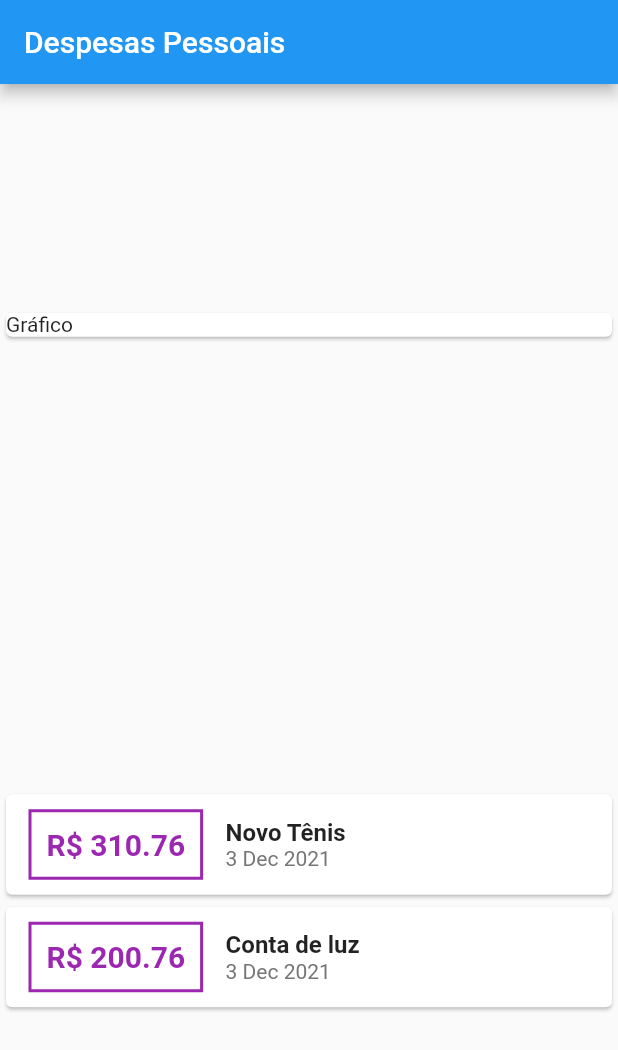
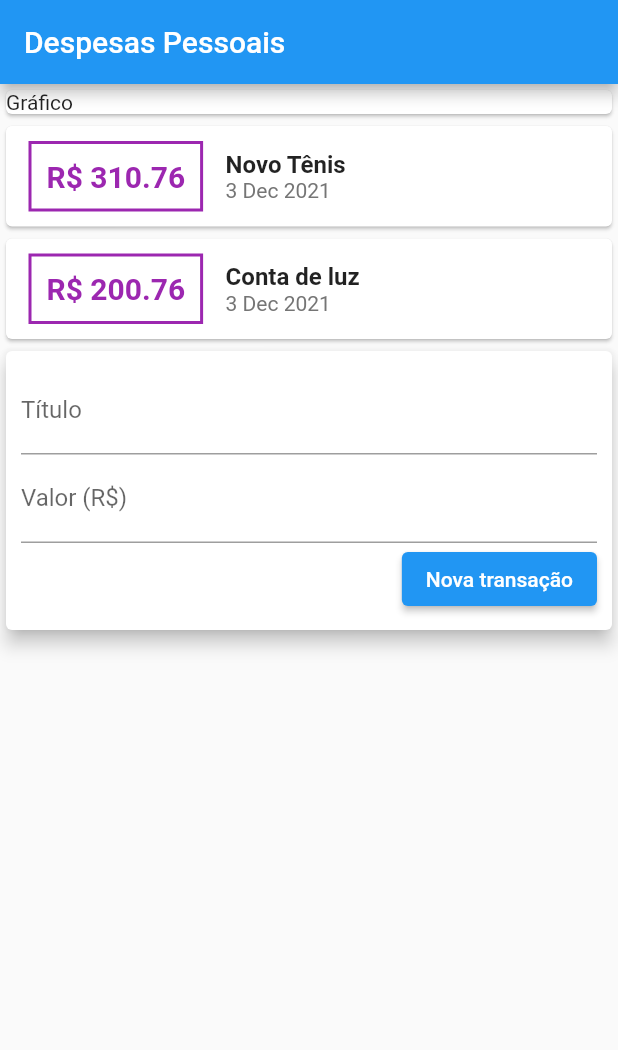
Before and after one commit to mechztcc/flutter-expenses, a Flutter app: the screen it shows after launch, on a phone screen of 412 x 824 dp. Shown: the top 1050 px of the screen. Run offline on Flutter 3.47's test engine with Material 2 defaults, Android fonts, the phone set to English and light mode, and no system bars.

Commit message:
Add some inputs

```diff
--- a/lib/main.dart
+++ b/lib/main.dart
@@ -32,7 +32,6 @@
     return Scaffold(
         appBar: AppBar(title: const Text('Despesas Pessoais')),
         body: Column(
-          mainAxisAlignment: MainAxisAlignment.spaceAround,
           crossAxisAlignment: CrossAxisAlignment.stretch,
           children: [
             Container(
@@ -79,6 +78,35 @@
                 );
               }).toList(),
             ),
+            Card(
+              elevation: 5,
+              child: Padding(
+                padding: const EdgeInsets.all(10),
+                child: Column(
+                  children: [
+                    const TextField(
+                      decoration: InputDecoration(
+                        labelText: 'Título',
+                      ),
+                    ),
+                    const TextField(
+                      decoration: InputDecoration(
+                        labelText: 'Valor (R\$)',
+                      ),
+                    ),
+                    Row(
+                      mainAxisAlignment: MainAxisAlignment.end,
+                      children: [
+                        ElevatedButton(
+                          child: const Text('Nova transação'),
+                          onPressed: () {},
+                        ),
+                      ],
+                    )
+                  ],
+                ),
+              ),
+            )
           ],
         ));
   }
```
